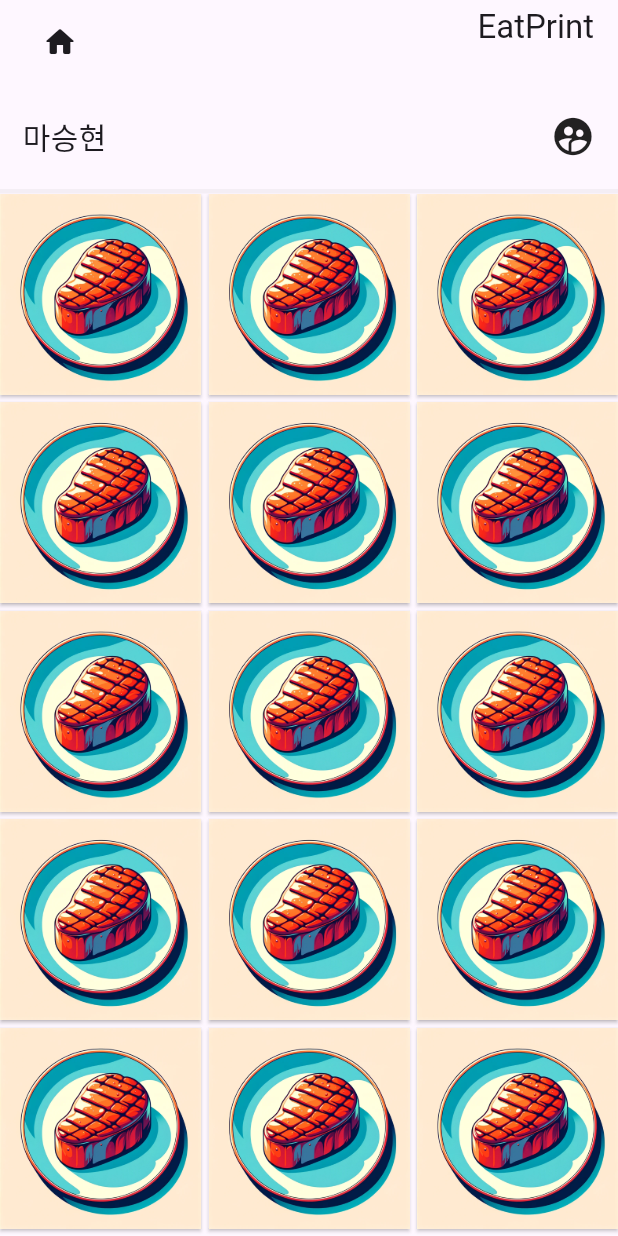
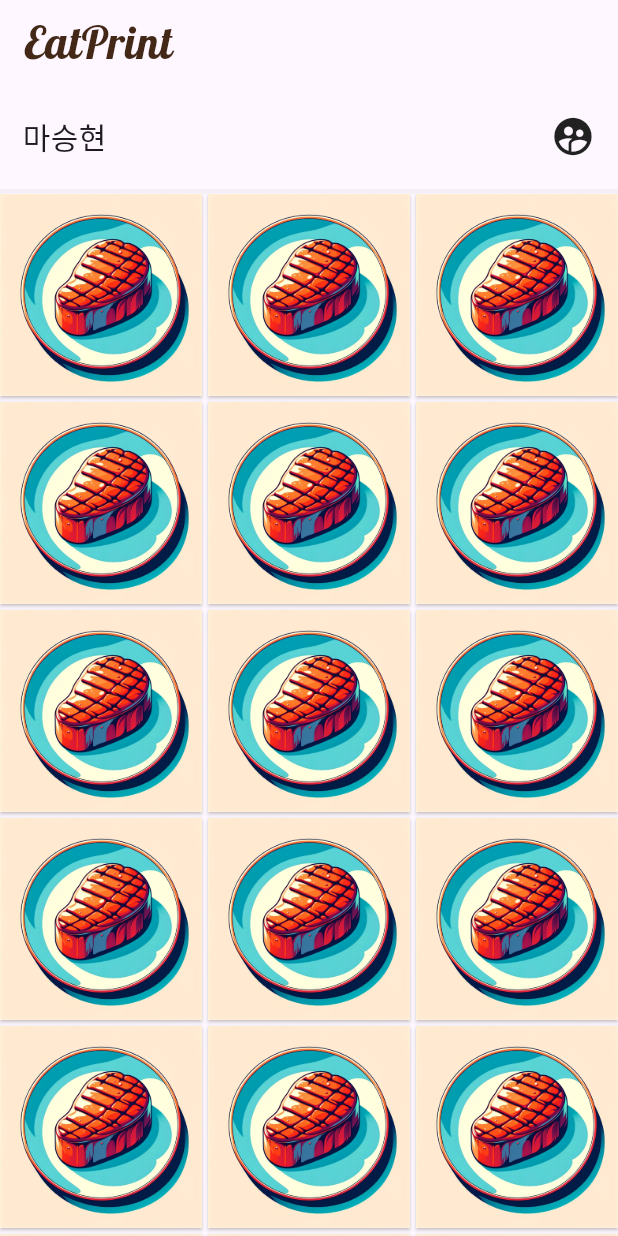
Before and after one commit to 1di0t/EatPrint, a Flutter app: the screen it shows after launch, after a tap on the "account circle" icon, on a phone screen of 412 x 824 dp. Run offline on Flutter 3.47's test engine with Material 3 defaults, Android fonts, the phone set to English and light mode, and no system bars.

Commit message:
Title Color add

```diff
--- a/lib/screens/home_page.dart
+++ b/lib/screens/home_page.dart
@@ -14,10 +14,14 @@ class HomePage extends StatelessWidget {
     return Scaffold(
         appBar: AppBar(
           title: const Row(
-            crossAxisAlignment: CrossAxisAlignment.start,
+            crossAxisAlignment: CrossAxisAlignment.center,
             mainAxisAlignment: MainAxisAlignment.spaceBetween,
             children: [
-              Text('EatPrint'),
+              Text('EatPrint',
+                  style: TextStyle(
+                      fontFamily: 'lobster',
+                      fontSize: 30,
+                      color: Color(0xff432818))),
               Icon(Icons.restaurant_menu_rounded, size: 30)
             ],
           ),
--- a/lib/screens/user_page.dart
+++ b/lib/screens/user_page.dart
@@ -1,5 +1,5 @@
-import 'package:eat_print/screens/home_page.dart';
 import 'package:flutter/material.dart';
+import 'package:flutter/widgets.dart';
 
 import '../widget/post_widget.dart';
 
@@ -12,16 +12,22 @@ class UserPage extends StatelessWidget {
         appBar: AppBar(
             automaticallyImplyLeading: false,
             title: Row(
-              crossAxisAlignment: CrossAxisAlignment.start,
+              crossAxisAlignment: CrossAxisAlignment.center,
               mainAxisAlignment: MainAxisAlignment.spaceBetween,
               children: [
                 IconButton(
-                  icon: const Icon(Icons.home_rounded),
+                  padding: EdgeInsets.zero,
+                  icon: const Text(
+                    'EatPrint',
+                    style: TextStyle(
+                        fontFamily: 'lobster',
+                        fontSize: 30,
+                        color: Color(0xff432818)),
+                  ),
                   onPressed: () {
                     Navigator.pop(context); // do something
                   },
                 ),
-                const Text('EatPrint')
               ],
             )),
         body: Column(
@@ -48,8 +54,8 @@ class UserPage extends StatelessWidget {
                 gridDelegate: const SliverGridDelegateWithFixedCrossAxisCount(
                   //A grid that can define a fixed number of tiles in the cross axis.
                   crossAxisCount: 3,
-                  crossAxisSpacing: 5,
-                  mainAxisSpacing: 5,
+                  crossAxisSpacing: 4,
+                  mainAxisSpacing: 4,
                 ),
                 itemBuilder: (context, index) {
                   return const Post();
```
Also changed, not shown: pubspec.yaml (+5 -4 lines).
